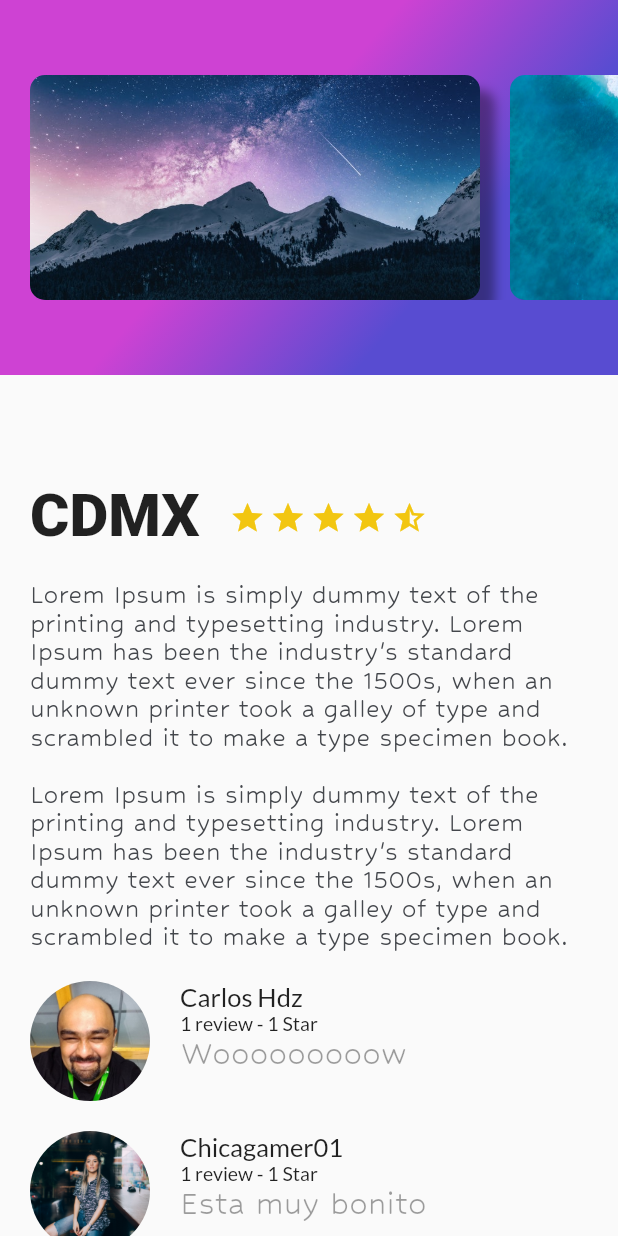
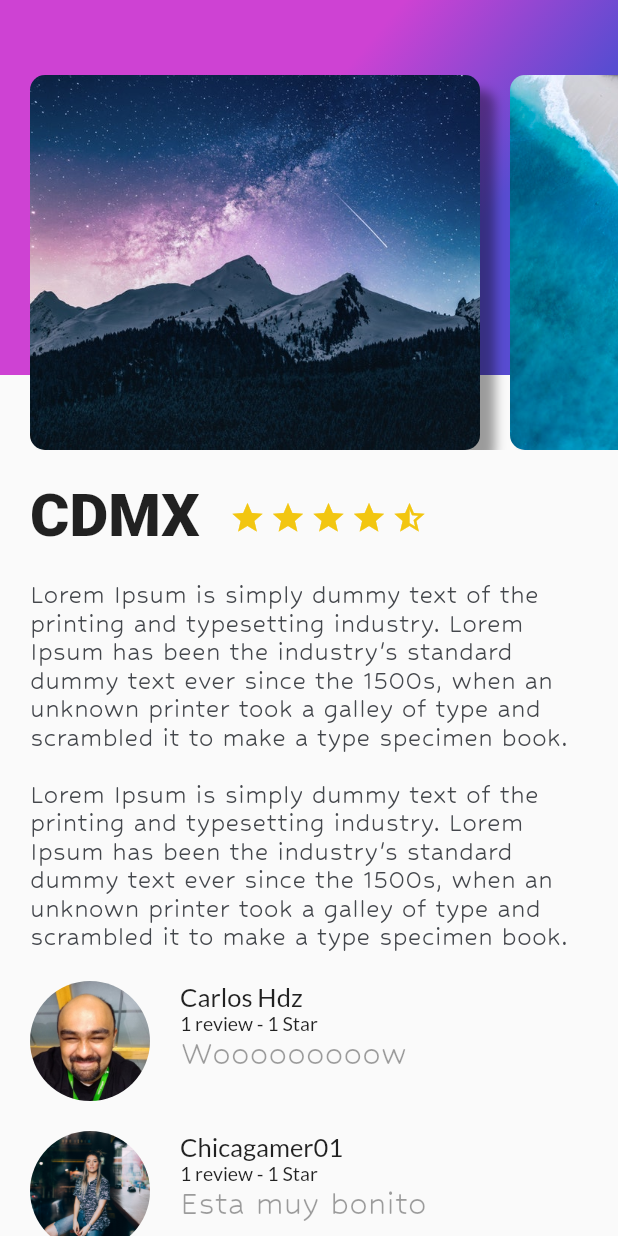
Before and after one commit to khemtz/PAM_uao_2022, a Flutter app: the screen it shows after launch, on a phone screen of 412 x 824 dp. Run offline on Flutter 3.47's test engine with Material 2 defaults, Android fonts, the phone set to English and light mode, and no system bars.

Commit message:
Last Update

```diff
--- a/lib/main.dart
+++ b/lib/main.dart
@@ -37,15 +37,15 @@ class MyApp extends StatelessWidget {
               GradientBackground(),
 
               Container(
-                height: 200,
+                height: 300,
                 child: ListView(
                   scrollDirection: Axis.horizontal,
                   children: [
                     CardImage("assets/img/mountain_stars.jpeg"),
                     CardImage("assets/img/beach.jpeg"),
                     CardImage("assets/img/river.jpeg"),
-                    CardImage("assets/img/beach.jpeg"),
-                    CardImage("assets/img/river.jpeg"),
+                    CardImage("assets/img/mountain.jpeg"),
+                    CardImage("assets/img/sunset.jpeg"),
                   ],
                 ),
               )
```
